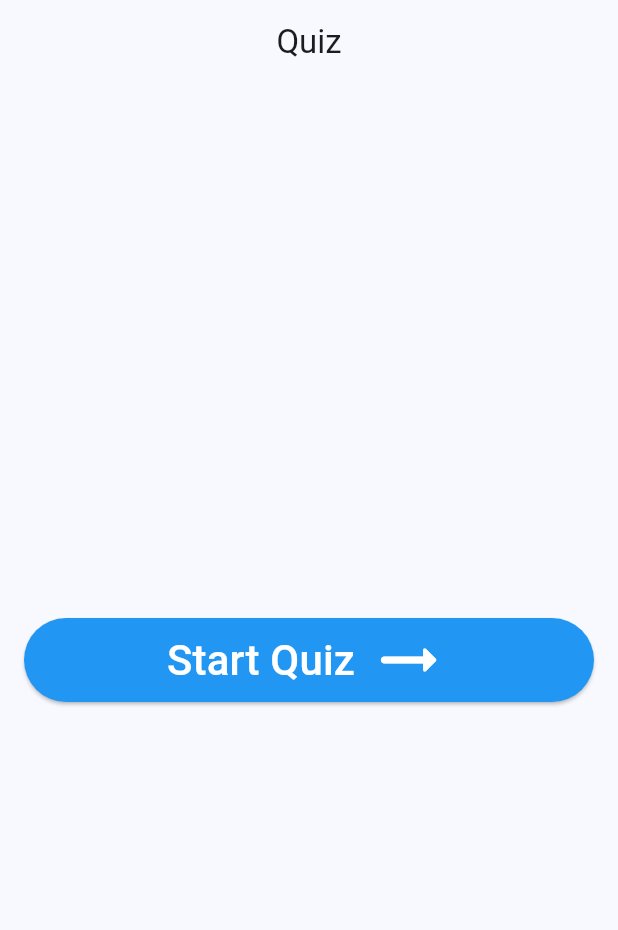
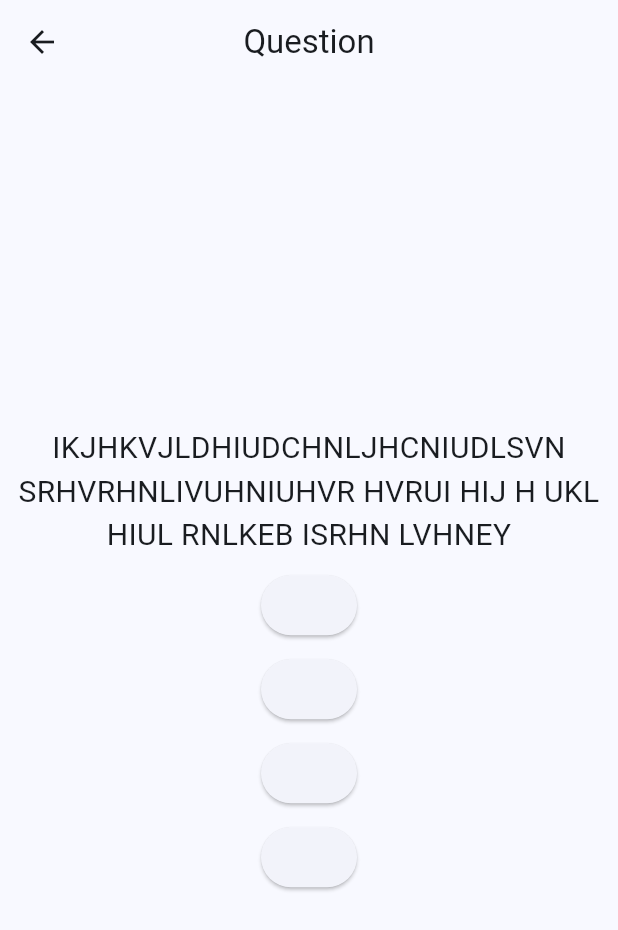
Before and after one commit to MananGandhi1810/quiz-app, a Flutter app: the screen it shows after launch, after a tap on "Start Quiz", on a phone screen of 412 x 824 dp. Shown: the top 930 px of the screen. Run offline on Flutter 3.47's test engine with Material 3 defaults, Android fonts, the phone set to English and light mode, and no system bars.

Commit message:
Create Question Page

```diff
--- a/lib/models/question_model.dart
+++ b/lib/models/question_model.dart
@@ -3,7 +3,7 @@ enum Difficulty { easy, medium, hard }
 class QuestionModel {
   late String question;
   late Map options;
-  late String answer;
+  late int answer;
   late Difficulty difficulty;
 
   QuestionModel({
--- a/lib/presentation/home_page.dart
+++ b/lib/presentation/home_page.dart
@@ -1,5 +1,6 @@
 import 'package:flutter/material.dart';
 import 'package:provider/provider.dart';
+import 'package:quiz_app/presentation/question_page.dart';
 import 'package:quiz_app/providers/question_provider.dart';
 
 class HomePage extends StatefulWidget {
@@ -35,7 +36,13 @@ class _HomePageState extends State<HomePage> {
               foregroundColor: WidgetStatePropertyAll(Colors.white),
               iconColor: WidgetStatePropertyAll(Colors.white),
             ),
-            onPressed: () {},
+            onPressed: () {
+              Navigator.of(context).push(
+                MaterialPageRoute(
+                  builder: (_) => QuestionPage(),
+                ),
+              );
+            },
             child: Row(
               mainAxisAlignment: MainAxisAlignment.center,
               children: [
--- /dev/null
+++ b/lib/presentation/question_page.dart
@@ -0,0 +1,88 @@
+import 'package:flutter/material.dart';
+import 'package:provider/provider.dart';
+import 'package:quiz_app/models/question_model.dart';
+import 'package:quiz_app/providers/question_provider.dart';
+
+class QuestionPage extends StatefulWidget {
+  const QuestionPage({super.key});
+
+  @override
+  State<QuestionPage> createState() => _QuestionPageState();
+}
+
+class _QuestionPageState extends State<QuestionPage> {
+  QuestionModel? _question;
+
+  @override
+  void initState() {
+    super.initState();
+    setState(() {
+      _question = context.read<QuestionProvider>().getRandomQuestion();
+    });
+  }
+
+  @override
+  Widget build(BuildContext context) {
+    return Scaffold(
+      appBar: AppBar(
+        title: Text("Question"),
+        centerTitle: true,
+      ),
+      body: _question != null
+          ? Column(
+              mainAxisAlignment: MainAxisAlignment.center,
+              crossAxisAlignment: CrossAxisAlignment.center,
+              children: [
+                Center(
+                  child: Text(
+                    _question?.question ?? "",
+                    style: TextStyle(
+                      fontSize: 20,
+                    ),
+                    textAlign: TextAlign.center,
+                  ),
+                ),
+                Padding(
+                  padding: EdgeInsets.all(4),
+                ),
+                ElevatedButton(
+                  onPressed: () {},
+                  child: Text(
+                    _question?.options[1] ?? "",
+                  ),
+                ),
+                Padding(
+                  padding: EdgeInsets.all(4),
+                ),
+                ElevatedButton(
+                  onPressed: () {},
+                  child: Text(
+                    _question?.options[2] ?? "",
+                  ),
+                ),
+                Padding(
+                  padding: EdgeInsets.all(4),
+                ),
+                ElevatedButton(
+                  onPressed: () {},
+                  child: Text(
+                    _question?.options[3] ?? "",
+                  ),
+                ),
+                Padding(
+                  padding: EdgeInsets.all(4),
+                ),
+                ElevatedButton(
+                  onPressed: () {},
+                  child: Text(
+                    _question?.options[4] ?? "",
+                  ),
+                ),
+              ],
+            )
+          : Center(
+              child: CircularProgressIndicator(),
+            ),
+    );
+  }
+}
--- a/lib/providers/question_provider.dart
+++ b/lib/providers/question_provider.dart
@@ -10,12 +10,11 @@ class QuestionProvider extends ChangeNotifier {
   List<QuestionModel> get questions => _questions;
 
   void loadQuestions() async {
-    _questions = Questions.questions['questions']
-            ?.map(
-              (e) => QuestionModel.fromJson(e),
-            )
-            .toList() ??
-        [];
+    _questions = Questions.questions
+        .map(
+          (e) => QuestionModel.fromJson(e),
+        )
+        .toList();
     notifyListeners();
   }
 
--- a/lib/questions.dart
+++ b/lib/questions.dart
@@ -1,24 +1,22 @@
 class Questions {
-  static Map<String, List> questions = {
-    "questions": [
+  static List questions = [
     {
-        "question": "X",
-        "options": {"1": "", "2": "", "3": "", "4": ""},
-        "answer": "1",
+      "question": "IKJHKVJLDHIUDCHNLJHCNIUDLSVN SRHVRHNLIVUHNIUHVR HVRUI HIJ H UKL HIUL RNLKEB ISRHN LVHNEX",
+      "options": {1: "", 2: "", 3: "", 4: ""},
+      "answer": 1,
       "difficulty": "easy"
     },
     {
-        "question": "Y",
-        "options": {"1": "", "2": "", "3": "", "4": ""},
-        "answer": "1",
+      "question": "IKJHKVJLDHIUDCHNLJHCNIUDLSVN SRHVRHNLIVUHNIUHVR HVRUI HIJ H UKL HIUL RNLKEB ISRHN LVHNEY",
+      "options": {1: "", 2: "", 3: "", 4: ""},
+      "answer": 1,
       "difficulty": "medium"
     },
     {
-        "question": "Z",
-        "options": {"1": "", "2": "", "3": "", "4": ""},
-        "answer": "1",
+      "question": "IKJHKVJLDHIUDCHNLJHCNIUDLSVN SRHVRHNLIVUHNIUHVR HVRUI HIJ H UKL HIUL RNLKEB ISRHN LVHNEZ",
+      "options": {1: "", 2: "", 3: "", 4: ""},
+      "answer": 1,
       "difficulty": "hard"
     }
-    ]
-  };
+  ];
 }
```
Lines whose indentation alone changed are shown as unchanged.
